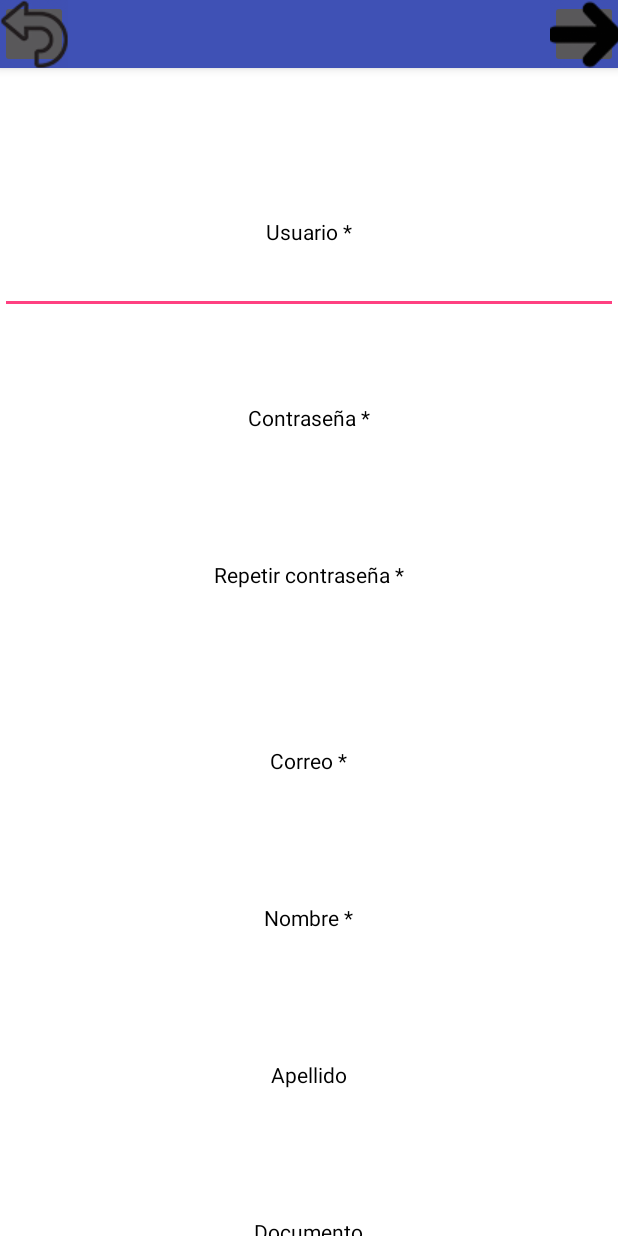
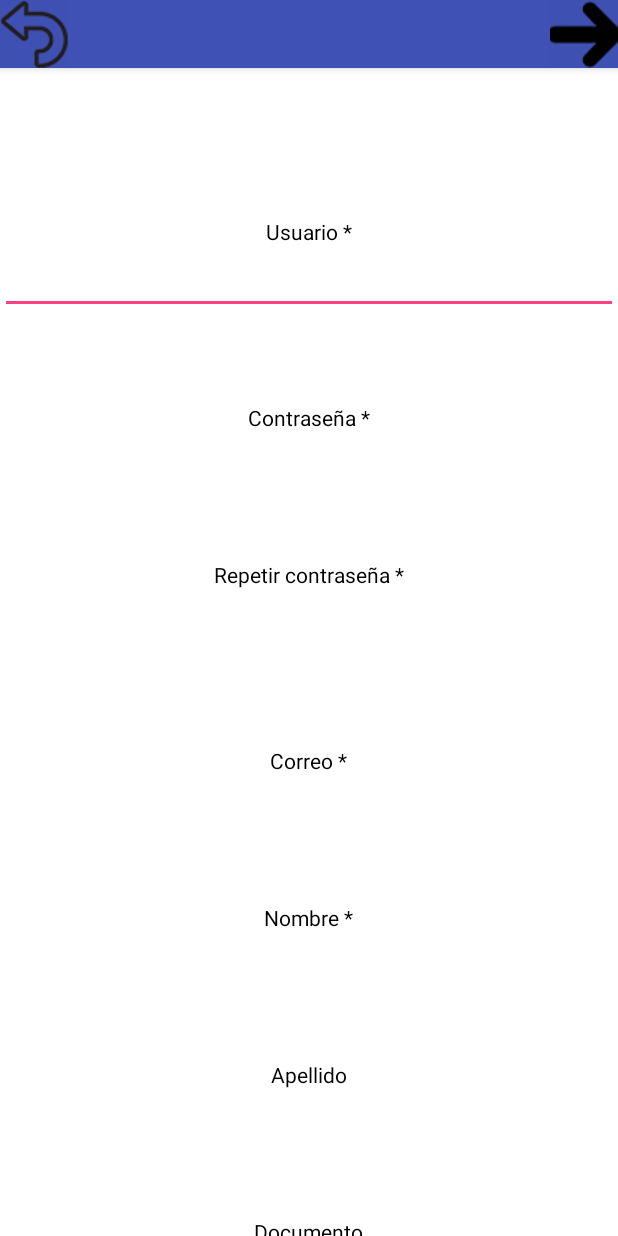
Before and after one commit to Cascascap2/Android-Tarea-1-nueva, an Android app: the Registrar screen opened directly, with no data from a screen before it, on a phone screen of 412 x 824 dp. Run offline under Robolectric (Android 15) with nearby library versions, the phone set to English and light mode, and no system bars.

Commit message:
More fixes

```diff
--- a/app/src/main/res/layout/home_cliente.xml
+++ b/app/src/main/res/layout/home_cliente.xml
@@ -69,6 +69,7 @@
         </Button>
 
         <DatePicker
+            android:layout_marginTop="10dp"
             android:id="@+id/simpleDatePicker"
             android:layout_width="wrap_content"
             android:layout_height="match_parent"
--- a/app/src/main/res/layout/home_empleado.xml
+++ b/app/src/main/res/layout/home_empleado.xml
@@ -69,6 +69,7 @@
         </Button>
 
         <DatePicker
+            android:layout_marginTop="10dp"
             android:id="@+id/simpleDatePicker_empleado"
             android:layout_width="wrap_content"
             android:layout_height="wrap_content"
--- a/app/src/main/res/layout/registrar.xml
+++ b/app/src/main/res/layout/registrar.xml
@@ -22,14 +22,16 @@
                 android:layout_width="45dp"
                 android:layout_height="45dp"
                 android:src="@drawable/gobackarrow"
-                android:onClick="goBackButton"/>
+                android:onClick="goBackButton"
+                android:background="@color/colorPrimary"/>
 
             <ImageButton
                 android:layout_width="45dp"
                 android:layout_height="45dp"
                 android:src="@drawable/goforwardarrow"
                 android:layout_alignParentEnd="true"
-                android:onClick="siguiente"/>
+                android:onClick="siguiente"
+                android:background="@color/colorPrimary"/>
         </RelativeLayout>
 
 
```
